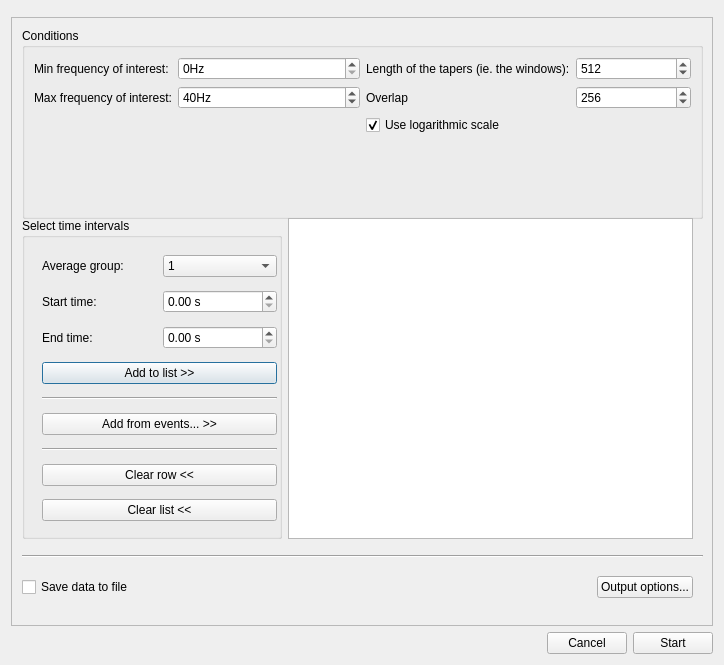
Above: qt4Designer_ui_files/powerSpectrumDialogUi.ui from cibr-jyu/meggie before the change. Below: the same form after it.
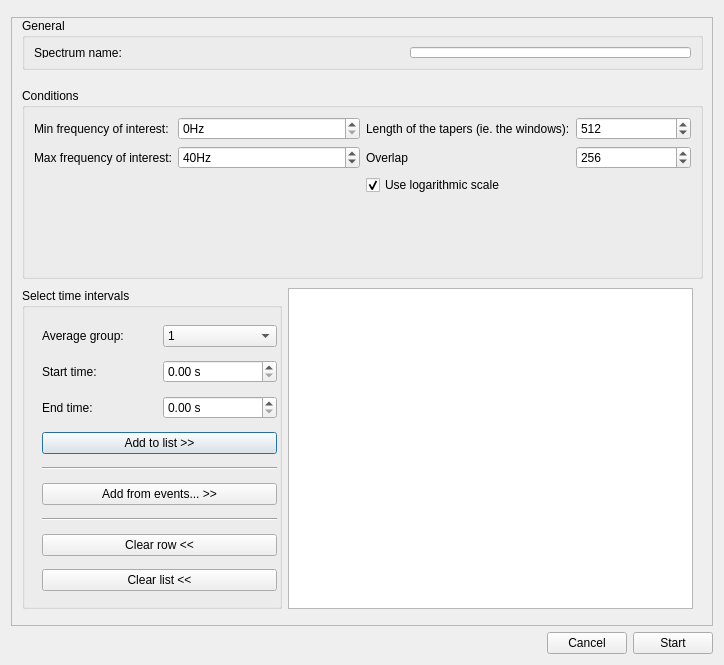
That is the form after the change.

Commit message: Begin implementing power spectrums in a new tab

What changed in the file:
```diff
--- a/qt4Designer_ui_files/powerSpectrumDialogUi.ui
+++ b/qt4Designer_ui_files/powerSpectrumDialogUi.ui
@@ -35,7 +35,7 @@
         <x>0</x>
         <y>0</y>
         <width>704</width>
-        <height>597</height>
+        <height>598</height>
        </rect>
       </property>
       <property name="minimumSize">
@@ -48,7 +48,7 @@
        <property name="geometry">
         <rect>
          <x>10</x>
-         <y>10</y>
+         <y>70</y>
          <width>681</width>
          <height>191</height>
         </rect>
@@ -201,7 +201,7 @@
        <property name="geometry">
         <rect>
          <x>10</x>
-         <y>200</y>
+         <y>270</y>
          <width>671</width>
          <height>321</height>
         </rect>
@@ -389,37 +389,30 @@
         </item>
        </layout>
       </widget>
-      <widget class="Line" name="line">
+      <widget class="QGroupBox" name="groupBoxGeneral">
        <property name="geometry">
         <rect>
          <x>10</x>
-         <y>530</y>
+         <y>0</y>
          <width>681</width>
-         <height>16</height>
+         <height>52</height>
         </rect>
        </property>
-       <property name="orientation">
-        <enum>Qt::Horizontal</enum>
+       <property name="title">
+        <string>General</string>
        </property>
-      </widget>
-      <widget class="QWidget" name="horizontalLayoutWidget">
-       <property name="geometry">
-        <rect>
-         <x>10</x>
-         <y>549</y>
-         <width>671</width>
-         <height>41</height>
-        </rect>
-       </property>
-       <layout class="QHBoxLayout" name="horizontalLayout_7">
-        <item>
-         <widget class="QCheckBox" name="checkBoxSaveData">
+       <layout class="QGridLayout" name="gridLayout_3">
+        <item row="0" column="0">
+         <widget class="QLabel" name="labelName">
           <property name="text">
-           <string>Save data to file</string>
+           <string>Spectrum name:</string>
           </property>
          </widget>
         </item>
-        <item>
+        <item row="0" column="2">
+         <widget class="QLineEdit" name="lineEditName"/>
+        </item>
+        <item row="0" column="1">
          <spacer name="horizontalSpacer">
           <property name="orientation">
            <enum>Qt::Horizontal</enum>
@@ -432,13 +425,6 @@
           </property>
          </spacer>
         </item>
-        <item>
-         <widget class="QPushButton" name="pushButtonOutputOptions">
-          <property name="text">
-           <string>Output options...</string>
-          </property>
-         </widget>
-        </item>
        </layout>
       </widget>
      </widget>
```
Left out of the diff: 20 changed lines with no effect on the pictures. The commit also changes 12 other files.
